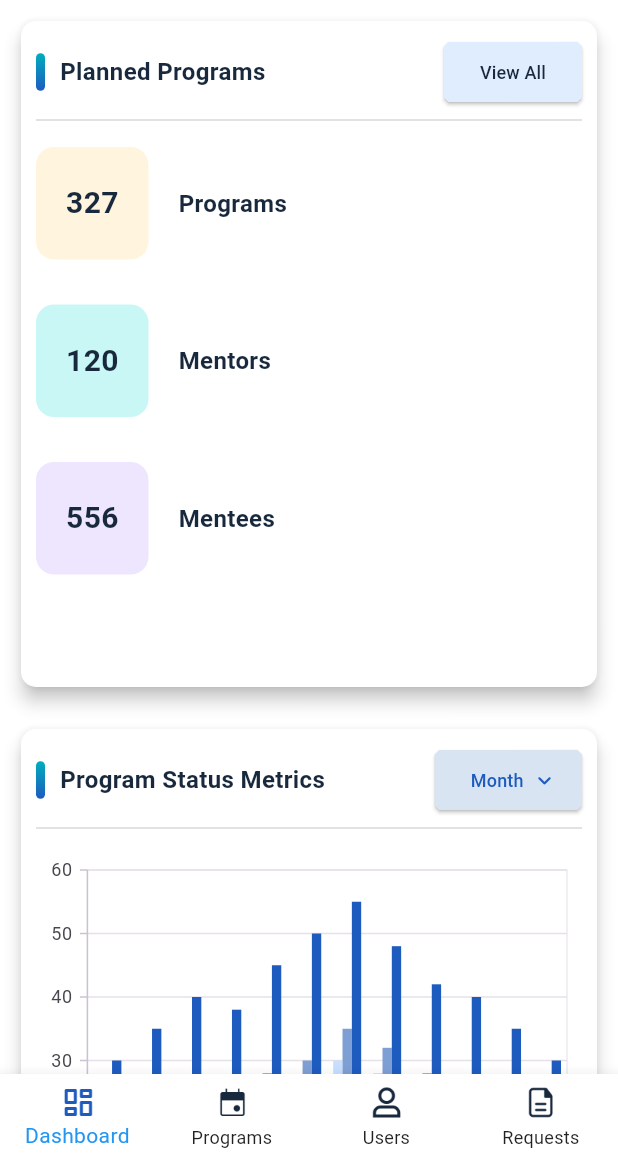
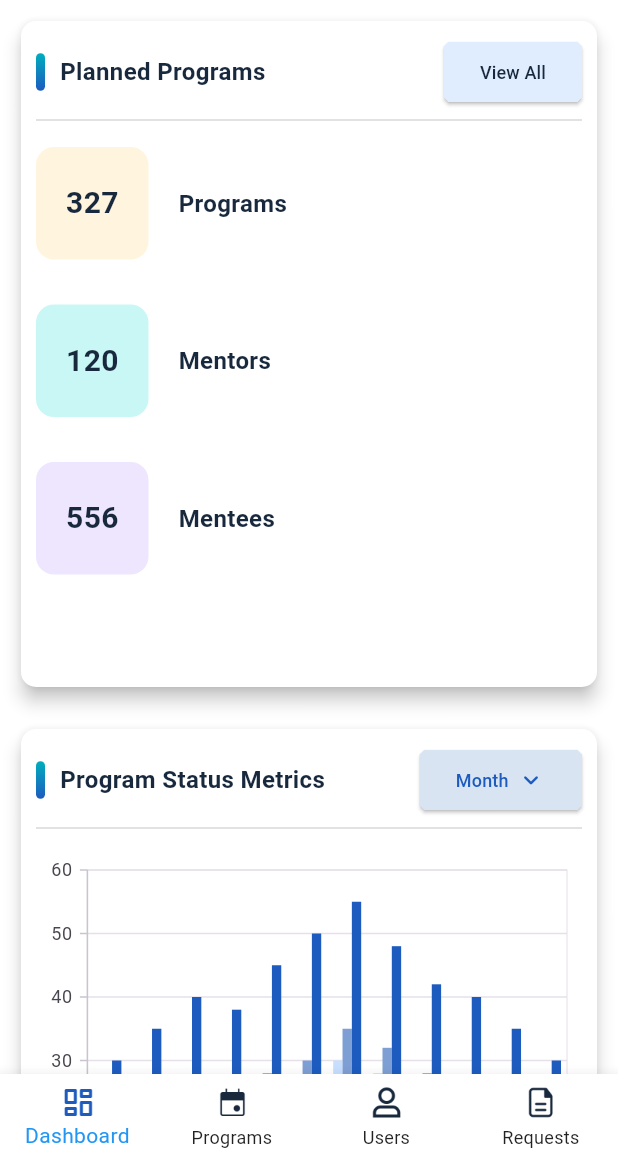
Before and after one commit to MuniasamyKumar/interview_dashboard, a Flutter app: the screen it shows after launch, on a phone screen of 412 x 824 dp, the part 75-1236 px from its top. Run offline on Flutter 3.47's test engine with Material 3 defaults, Android fonts, the light colour scheme and no system bars; our stand-ins replace get, percent_indicator, syncfusion_flutter_charts, syncfusion_flutter_datagrid.

Commit message:
Feat : Fix Responsive Screen Widget

```diff
--- a/lib/Screens/dashboard_page.dart
+++ b/lib/Screens/dashboard_page.dart
@@ -23,6 +23,7 @@ class _DashboardPageState extends State<DashboardPage> {
           if (constraints.maxWidth < 600) {
             return SingleChildScrollView(
               child: Column(
+                mainAxisSize: MainAxisSize.min,
                 spacing: 20,
                 children: [
                   PlannedProgramsCard(),
@@ -41,6 +42,7 @@ class _DashboardPageState extends State<DashboardPage> {
                 padding: const EdgeInsets.all(10.0),
                 child: Column(
                   spacing: 20,
+                  mainAxisSize: MainAxisSize.min,
                   children: [
                     Row(
                       crossAxisAlignment: CrossAxisAlignment.start,
--- a/lib/Widgets/custom_drawer.dart
+++ b/lib/Widgets/custom_drawer.dart
@@ -97,6 +97,8 @@ class CustomDrawer extends StatelessWidget {
   }
 }
 
+
+
 class CustomDivider extends StatelessWidget {
   const CustomDivider({
     super.key,
@@ -106,8 +108,6 @@ class CustomDivider extends StatelessWidget {
   Widget build(BuildContext context) {
     return Divider(
       color: Color(0xffD9D9D9),
-      // indent: 10,
-      // endIndent: 10,
     );
   }
 }
--- a/lib/Widgets/custom_indicator.dart
+++ b/lib/Widgets/custom_indicator.dart
@@ -1,4 +1,3 @@
-
 import 'package:flutter/material.dart';
 
 class CustomIndicator extends StatelessWidget {
@@ -13,16 +12,16 @@ class CustomIndicator extends StatelessWidget {
   @override
   Widget build(BuildContext context) {
     return Row(
-      spacing: 5,
       children: [
         CircleAvatar(
           radius: 5,
           backgroundColor: color,
         ),
+        SizedBox(width: 5),
         Text(
           type,
           style: TextStyle(fontSize: 14, fontWeight: FontWeight.w400),
-        )
+        ),
       ],
     );
   }
--- a/lib/Widgets/custom_planned_programs_row.dart
+++ b/lib/Widgets/custom_planned_programs_row.dart
@@ -14,7 +14,6 @@ class CustomPlannedProgramsRow extends StatelessWidget {
   @override
   Widget build(BuildContext context) {
     return Row(
-      spacing: 20,
       children: [
         Container(
           height: 75,
@@ -30,6 +29,9 @@ class CustomPlannedProgramsRow extends StatelessWidget {
                 fontSize: 20),
           )),
         ),
+        SizedBox(
+          width: 20,
+        ),
         Text(
           title,
           style: TextStyle(
--- a/lib/Widgets/custom_title_bar.dart
+++ b/lib/Widgets/custom_title_bar.dart
@@ -14,9 +14,9 @@ class CustomTitleBar extends StatelessWidget {
       mainAxisAlignment: MainAxisAlignment.spaceBetween,
       children: [
         Row(
-          spacing: 10,
           children: [
             CustomColorContainer(),
+            SizedBox(width: 10),
             Text(
               title,
               style: TextStyle(
@@ -33,30 +33,23 @@ class CustomTitleBar extends StatelessWidget {
             shape: BeveledRectangleBorder(
               borderRadius: BorderRadius.circular(3),
             ),
-                minimumSize: Size(80, 40)),
-            child: Expanded(
-              child: Center(
+            minimumSize: Size(80, 40),
+          ),
           child: Row(
-                  spacing: 5,
             children: [
               Text(
                 "Month",
                 style: TextStyle(color: Color(0xff1D5BBF), fontSize: 12),
               ),
-                    SizedBox(
-                      height: 20,
-                      width: 10,
-                      child: Expanded(
-                        child: Icon(
+              SizedBox(width: 5),
+              Icon(
                 Icons.keyboard_arrow_down_rounded,
                 color: Color(0xff1D5BBF),
+                size: 20,
               ),
-                      ),
-                    )
             ],
           ),
         ),
-            )),
       ],
     );
   }
--- a/lib/Widgets/planned_programs_card.dart
+++ b/lib/Widgets/planned_programs_card.dart
@@ -26,9 +26,9 @@ class PlannedProgramsCard extends StatelessWidget {
                   mainAxisAlignment: MainAxisAlignment.spaceBetween,
                   children: [
                     Row(
-                      spacing: 10,
                       children: [
                         CustomColorContainer(),
+                        SizedBox(width: 10),
                         Text(
                           "Planned Programs",
                           style: TextStyle(
@@ -56,7 +56,7 @@ class PlannedProgramsCard extends StatelessWidget {
                         ))
                   ],
                 ),
-                  CustomDivider(),
+                CustomDivider(),
                 SizedBox(
                   height: 10,
                 ),
--- a/lib/Widgets/program_type_metrics_card.dart
+++ b/lib/Widgets/program_type_metrics_card.dart
@@ -1,8 +1,9 @@
 import 'package:flutter/material.dart';
+import 'package:percent_indicator/circular_percent_indicator.dart';
 import 'package:interview_dashboard/Widgets/custom_drawer.dart';
 import 'package:interview_dashboard/Widgets/custom_indicator.dart';
 import 'package:interview_dashboard/Widgets/custom_title_bar.dart';
-import 'package:percent_indicator/circular_percent_indicator.dart';
+
 
 class ProgramTypeMetricsCard extends StatelessWidget {
   const ProgramTypeMetricsCard({
@@ -17,8 +18,6 @@ class ProgramTypeMetricsCard extends StatelessWidget {
         elevation: 5,
         color: Colors.white,
         shape: RoundedRectangleBorder(borderRadius: BorderRadius.circular(10)),
-        child: SizedBox(
-          width: double.maxFinite,
         child: Padding(
           padding: const EdgeInsets.all(10),
           child: Column(
@@ -27,9 +26,7 @@ class ProgramTypeMetricsCard extends StatelessWidget {
                 title: "Program Type Metrics",
               ),
               CustomDivider(),
-                SizedBox(
-                  height: 10,
-                ),
+              SizedBox(height: 10),
               CircularPercentIndicator(
                 radius: 135,
                 animation: true,
@@ -59,21 +56,22 @@ class ProgramTypeMetricsCard extends StatelessWidget {
                 backgroundColor: Color(0xffFFBB00),
                 progressColor: Color(0xff1954BF),
               ),
-                SizedBox(
-                  height: 20,
-                ),
+              SizedBox(height: 20),
               Row(
                 mainAxisAlignment: MainAxisAlignment.spaceEvenly,
                 children: [
                   CustomIndicator(
-                        color: Color(0xffFFBB00), type: "Premium   40"),
+                    color: Color(0xffFFBB00),
+                    type: "Premium   40",
+                  ),
                   CustomIndicator(
-                        color: Color(0xff1954BF), type: "Free   54"),
+                    color: Color(0xff1954BF),
+                    type: "Free   54",
+                  ),
                 ],
               ),
-                SizedBox(height: 10)
+              SizedBox(height: 10),
             ],
-            ),
           ),
         ),
       ),
```
Lines whose indentation alone changed are shown as unchanged.
